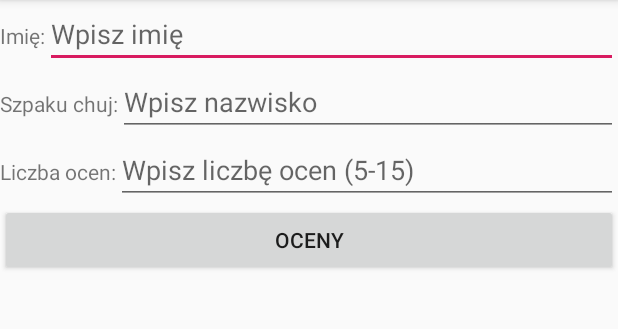
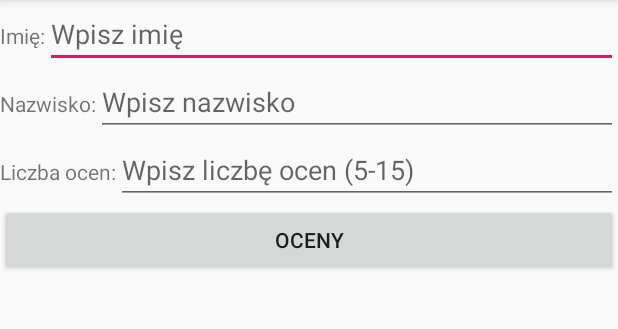
Before and after one commit to igornowosad/AndroidLab, an Android app: the screen it shows after launch (MainActivity), on a phone screen of 412 x 824 dp, the part 84-413 px from its top. Run offline under Robolectric (Android 15) with nearby library versions, the phone set to English and light mode, and no system bars.

```diff
--- a/app/src/main/java/com/example/lab1/MainActivity.java
+++ b/app/src/main/java/com/example/lab1/MainActivity.java
@@ -2,6 +2,7 @@ package com.example.lab1;
 
 import android.support.v7.app.AppCompatActivity;
 import android.os.Bundle;
+import android.text.TextWatcher;
 import android.view.View;
 import android.widget.Button;
 import android.widget.EditText;
@@ -12,18 +13,40 @@ public class MainActivity extends AppCompatActivity {
     protected void onCreate(Bundle savedInstanceState) {
         super.onCreate(savedInstanceState);
         setContentView(R.layout.activity_main);
-        EditText nameField = findViewById(R.id.name);
-        EditText surnameField = findViewById(R.id.surname);
-        EditText gradesField = findViewById(R.id.grades);
+        final EditText nameField = findViewById(R.id.name);
+        final EditText surnameField = findViewById(R.id.surname);
+        final EditText gradesField = findViewById(R.id.grades);
 
         Button sendButton = (Button)findViewById(R.id.sendButton);
 
-        sendButton.setOnClickListener(new View.OnClickListener() {
+        nameField.setOnFocusChangeListener(new View.OnFocusChangeListener() {
             @Override
-            public void onClick(View v) {
-
+            public void onFocusChange(View v, boolean hasFocus) {
+                boolean hasText = !nameField.getText().toString().isEmpty();
+                if (!hasFocus && !hasText) {
+                    nameField.setError("Required");
+                }
             }
         });
 
+        surnameField.setOnFocusChangeListener(new View.OnFocusChangeListener() {
+            @Override
+            public void onFocusChange(View v, boolean hasFocus) {
+                boolean hasText = !surnameField.getText().toString().isEmpty();
+                if (!hasFocus && !hasText) {
+                    surnameField.setError("Required");
+                }
+            }
+        });
+
+        gradesField.setOnFocusChangeListener(new View.OnFocusChangeListener() {
+            @Override
+            public void onFocusChange(View v, boolean hasFocus) {
+                boolean hasText = !gradesField.getText().toString().isEmpty();
+                if (!hasFocus && !hasText) {
+                    gradesField.setError("Required");
+                }
+            }
+        });
     }
 }
--- a/app/src/main/res/layout/activity_main.xml
+++ b/app/src/main/res/layout/activity_main.xml
@@ -33,7 +33,7 @@
         <TextView
             android:layout_width="wrap_content"
             android:layout_height="wrap_content"
-            android:text="Szpaku chuj:" />
+            android:text="Nazwisko:" />
 
         <EditText
             android:id="@+id/surname"
```
